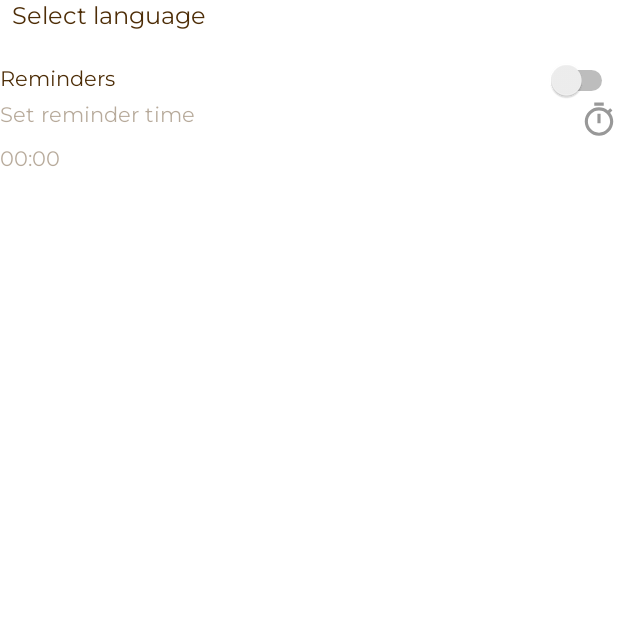
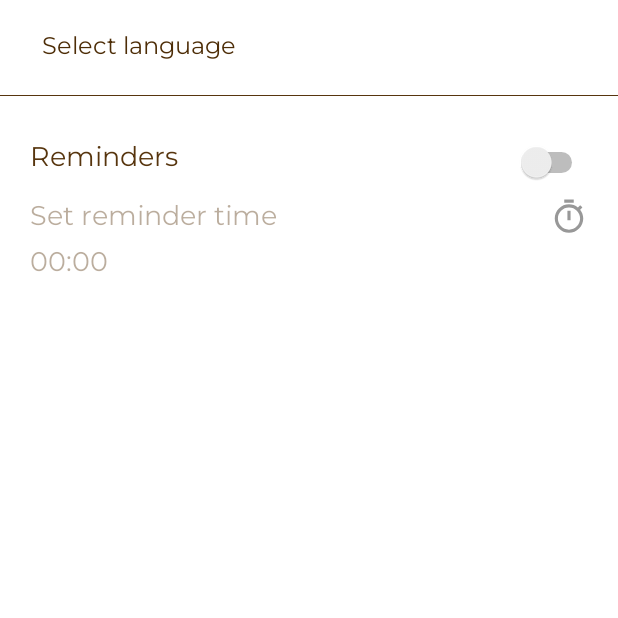
Before and after one commit to Olgittaa/oplanner, an Android app: the SettingsActivity screen opened directly, with no data from a screen before it, on a phone screen of 412 x 824 dp, the top half of it. Run offline under Robolectric (Android 15) with nearby library versions, the phone set to English and light mode, and no system bars; our stand-ins replace ButterKnife.

Commit message:
Settings

```diff
--- a/app/src/main/AndroidManifest.xml
+++ b/app/src/main/AndroidManifest.xml
@@ -4,7 +4,9 @@
     package="com.example.oplanner">
 
     <uses-permission android:name="android.permission.INTERNET" />
-    <uses-permission android:name="android.permission.ACCESS_NOTIFICATION_POLICY"/>
+    <uses-permission android:name="android.permission.ACCESS_NOTIFICATION_POLICY" />
+    <uses-permission android:name="android.permission.RECEIVE_BOOT_COMPLETED" />
+
     <application
         android:icon="@mipmap/ic_launcher"
         android:label="@string/app_name"
--- a/app/src/main/java/com/example/oplanner/SettingsActivity.java
+++ b/app/src/main/java/com/example/oplanner/SettingsActivity.java
@@ -120,8 +120,6 @@ public class SettingsActivity extends Activity {
                 showTimePickerDialog(hour, minute);
             }
         });
-
-        Toast.makeText(this,appPreferences.getHour()+" "+appPreferences.getMin(), Toast.LENGTH_SHORT).show();
     }
 
 
@@ -145,17 +143,17 @@ public class SettingsActivity extends Activity {
         builder.show();
     }
 
+
     public String getFormatedTime(int h, int m) {
-
-        String dateString = h + ":" + m;
+        String dateStr = "";
         try {
             SimpleDateFormat sdf = new SimpleDateFormat("HH:mm");
-            Date d = sdf.parse(dateString);
-            dateString = sdf.format(d);
+            Date date = sdf.parse(h + ":" + m);
+            dateStr = sdf.format(date);
         } catch (Exception e) {
             e.printStackTrace();
         }
-        return dateString;
+        return dateStr;
     }
 
     public void setLocale(String lang) {
@@ -167,4 +165,11 @@ public class SettingsActivity extends Activity {
                 getBaseContext().getResources().getDisplayMetrics());
     }
 
+    @Override
+    public void onBackPressed() {
+        super.onBackPressed();
+        startActivity(new Intent(SettingsActivity.this, MainActivity.class));
+        finish();
+
+    }
 }
--- a/app/src/main/java/com/example/oplanner/settings/AlarmReceiver.java
+++ b/app/src/main/java/com/example/oplanner/settings/AlarmReceiver.java
@@ -5,6 +5,7 @@ import android.content.Context;
 import android.content.Intent;
 
 import com.example.oplanner.MainActivity;
+import com.example.oplanner.R;
 import com.example.oplanner.SettingsActivity;
 
 public class AlarmReceiver extends BroadcastReceiver {
@@ -18,7 +19,6 @@ public class AlarmReceiver extends BroadcastReceiver {
                 return;
             }
         }
-        NotificationScheduler.showNotification(context, SettingsActivity.class,
-                "You have 5 unwatched videos", "Watch them now?");
+        NotificationScheduler.showNotification(context, SettingsActivity.class, String.valueOf(R.string.notif_title));
     }
 }
--- a/app/src/main/res/layout/settings.xml
+++ b/app/src/main/res/layout/settings.xml
@@ -4,36 +4,44 @@
     android:layout_height="match_parent"
     android:orientation="vertical">
 
-    <Spinner
-        android:id="@+id/spinner"
+    <LinearLayout
         android:layout_width="match_parent"
-        android:layout_height="wrap_content" />
+        android:layout_height="wrap_content"
+        android:background="@drawable/border_line">
+
+        <Spinner
+            android:id="@+id/spinner"
+            android:layout_width="match_parent"
+            android:layout_height="wrap_content"
+            android:layout_margin="20dp" />
+    </LinearLayout>
 
     <LinearLayout
-        android:orientation="vertical"
+        android:layout_width="match_parent"
         android:layout_height="wrap_content"
-        android:layout_width="match_parent" >
+        android:layout_margin="20dp"
+        android:orientation="vertical">
 
         <LinearLayout
             android:layout_width="match_parent"
             android:layout_height="match_parent"
-            android:layout_marginTop="16dp"
             android:orientation="horizontal">
 
             <TextView
+                style="@style/TextViewStyle"
                 android:layout_width="0dp"
                 android:layout_height="wrap_content"
                 android:layout_weight="0.8"
-                android:text="@string/set_reminder" />
+                android:text="@string/set_reminder"
+                android:textColor="@color/colorPrimaryDark" />
 
 
             <Switch
                 android:id="@+id/reminderSwitch"
                 android:layout_width="wrap_content"
                 android:layout_height="wrap_content"
-                android:checked="false"
 
-                android:theme="@style/switch_theme" />
+                android:theme="@style/Switch" />
 
         </LinearLayout>
 
@@ -50,10 +58,12 @@
                 android:orientation="horizontal">
 
                 <TextView
+                    style="@style/TextViewStyle"
                     android:layout_width="0dp"
                     android:layout_height="wrap_content"
                     android:layout_weight="0.7"
-                    android:text="@string/set_reminder_time" />
+                    android:text="@string/set_reminder_time"
+                    android:textColor="@color/colorPrimaryDark" />
 
                 <ImageView
                     android:id="@+id/timeImage"
@@ -66,11 +76,13 @@
 
             <TextView
                 android:id="@+id/time"
+                style="@style/TextViewStyle"
                 android:layout_width="wrap_content"
                 android:layout_height="wrap_content"
                 android:paddingTop="4dp"
                 android:paddingBottom="8dp"
-                android:text="@string/reminder_time" />
+                android:text="@string/reminder_time"
+                android:textColor="@color/colorPrimaryDark" />
 
         </LinearLayout>
 
--- a/app/src/main/res/values/strings.xml
+++ b/app/src/main/res/values/strings.xml
@@ -30,5 +30,6 @@
     <string name="set_reminder_time">Set reminder time</string>
     <string name="reminder_time" translatable="false">8:00</string>
 
+    <string name="notif_title">See your task for today</string>
 
 </resources>
--- a/app/src/main/res/values/styles.xml
+++ b/app/src/main/res/values/styles.xml
@@ -86,19 +86,14 @@
         <item name="android:minHeight">48dp</item>
     </style>
 
-
-
-
-
-    <style name="DialogTheme" parent="Theme.AppCompat.Light.Dialog">
-        <item name="colorAccent">@color/colorPrimary</item>
-        <item name="colorControlNormal">#ffffff</item>
+    <style name="Switch" parent="Widget.MaterialComponents.CompoundButton.Switch">
+        <item name="android:checked">false</item>
     </style>
 
-    <style name="switch_theme">
-        <item name="thumbTint">@color/colorPrimaryDark</item>
-        <item name="trackTint">@color/colorPrimaryDark</item>
+    <style name="spinner">
+        <item name="android:textColor">@android:color/black</item>
+        <item name="fontFamily">@font/montserrat</item>
+        <item name="android:textSize">18sp</item>
     </style>
 
-
 </resources>
```
Also changed, not shown: app/src/main/java/com/example/oplanner/Diary/DiaryDatabase.java (+2 -10 lines), app/src/main/java/com/example/oplanner/ideas/IdeaDatabase.java (+2 -12 lines), app/src/main/java/com/example/oplanner/settings/NotificationScheduler.java (+59 -71 lines), app/src/main/java/com/example/oplanner/tasks/TasksDatabase.java (+0 -9 lines), 2 other files.
